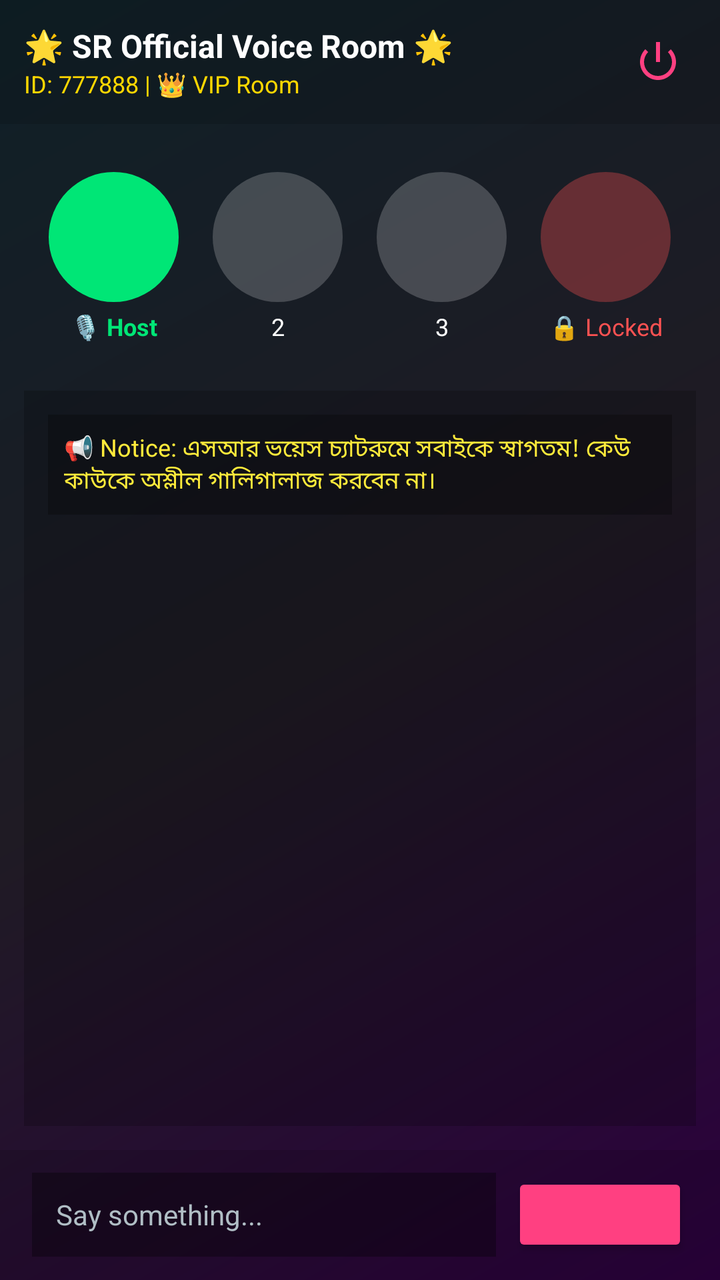
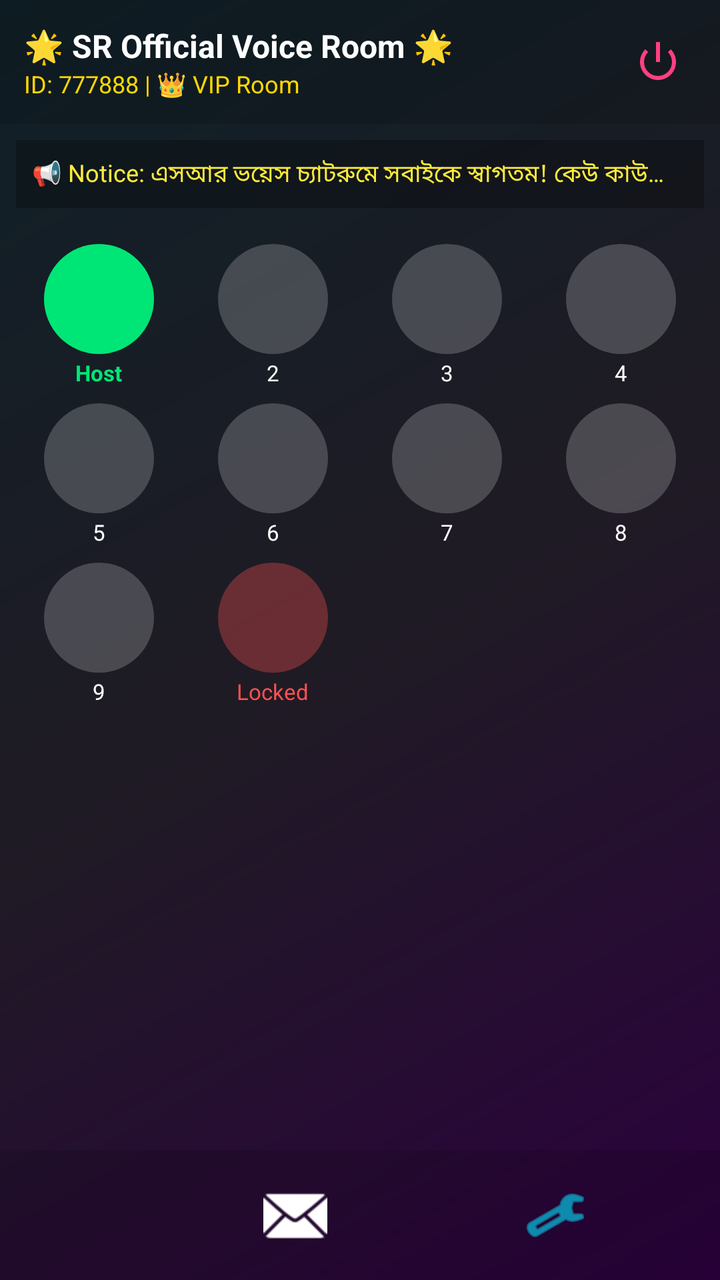

Compare the two renders of this Android layout. The source of the first and the diff that turns it into the second are given below.
<!-- AndroidManifest.xml: application theme Theme.AppCompat.Light.DarkActionBar -->
<!-- res/layout/activity_voice_room.xml -->
<?xml version="1.0" encoding="utf-8"?>
<LinearLayout xmlns:android="http://schemas.android.com/apk/res/android"
    android:layout_width="match_parent"
    android:layout_height="match_parent"
    android:orientation="vertical"
    android:background="@drawable/voice_room_bg">

    
    <LinearLayout
        android:layout_width="match_parent"
        android:layout_height="wrap_content"
        android:orientation="horizontal"
        android:padding="12dp"
        android:gravity="center_vertical"
        android:background="#22000000">

        <LinearLayout
            android:layout_width="0dp"
            android:layout_height="wrap_content"
            android:layout_weight="1"
            android:orientation="vertical">

            <TextView
                android:layout_width="wrap_content"
                android:layout_height="wrap_content"
                android:text="🌟 SR Official Voice Room 🌟"
                android:textColor="#FFFFFF"
                android:textSize="16sp"
                android:textStyle="bold" />

            <TextView
                android:layout_width="wrap_content"
                android:layout_height="wrap_content"
                android:text="ID: 777888 | 👑 VIP Room"
                android:textColor="#FFD700"
                android:textSize="12sp" />
        </LinearLayout>

        
        <ImageButton
            android:id="@+id/btnPower"
            android:layout_width="38dp"
            android:layout_height="38dp"
            android:background="?attr/selectableItemBackgroundBorderless"
            android:src="@android:drawable/ic_lock_power_off"
            android:tint="#FF4081"
            android:contentDescription="Power Button" />
    </LinearLayout>

    
    <GridLayout
        android:layout_width="match_parent"
        android:layout_height="wrap_content"
        android:columnCount="4"
        android:padding="16dp"
        android:gravity="center">

        
        <LinearLayout
            android:layout_width="0dp"
            android:layout_height="wrap_content"
            android:layout_columnWeight="1"
            android:orientation="vertical"
            android:gravity="center"
            android:layout_margin="8dp">
            <View
                android:layout_width="65dp"
                android:layout_height="65dp"
                android:background="@drawable/seat_circle_active"/>
            <TextView
                android:layout_width="wrap_content"
                android:layout_height="wrap_content"
                android:text="🎙️ Host"
                android:textColor="#00E676"
                android:textSize="12sp"
                android:textStyle="bold"
                android:layout_marginTop="4dp"/>
        </LinearLayout>

        
        <LinearLayout
            android:layout_width="0dp"
            android:layout_height="wrap_content"
            android:layout_columnWeight="1"
            android:orientation="vertical"
            android:gravity="center"
            android:layout_margin="8dp">
            <View
                android:layout_width="65dp"
                android:layout_height="65dp"
                android:background="@drawable/seat_circle_normal"/>
            <TextView
                android:layout_width="wrap_content"
                android:layout_height="wrap_content"
                android:text="2"
                android:textColor="#FFFFFF"
                android:textSize="12sp"
                android:layout_marginTop="4dp"/>
        </LinearLayout>

        
        <LinearLayout
            android:layout_width="0dp"
            android:layout_height="wrap_content"
            android:layout_columnWeight="1"
            android:orientation="vertical"
            android:gravity="center"
            android:layout_margin="8dp">
            <View
                android:layout_width="65dp"
                android:layout_height="65dp"
                android:background="@drawable/seat_circle_normal"/>
            <TextView
                android:layout_width="wrap_content"
                android:layout_height="wrap_content"
                android:text="3"
                android:textColor="#FFFFFF"
                android:textSize="12sp"
                android:layout_marginTop="4dp"/>
        </LinearLayout>

        
        <LinearLayout
            android:layout_width="0dp"
            android:layout_height="wrap_content"
            android:layout_columnWeight="1"
            android:orientation="vertical"
            android:gravity="center"
            android:layout_margin="8dp">
            <View
                android:layout_width="65dp"
                android:layout_height="65dp"
                android:background="@drawable/seat_circle_locked"/>
            <TextView
                android:layout_width="wrap_content"
                android:layout_height="wrap_content"
                android:text="🔒 Locked"
                android:textColor="#FF5252"
                android:textSize="12sp"
                android:layout_marginTop="4dp"/>
        </LinearLayout>
    </GridLayout>

    
    <LinearLayout
        android:layout_width="match_parent"
        android:layout_height="0dp"
        android:layout_weight="1"
        android:orientation="vertical"
        android:background="#33000000"
        android:padding="12dp"
        android:layout_marginHorizontal="12dp"
        android:layout_marginBottom="12dp">

        <TextView
            android:layout_width="match_parent"
            android:layout_height="wrap_content"
            android:text="📢 Notice: এসআর ভয়েস চ্যাটরুমে সবাইকে স্বাগতম! কেউ কাউকে অশ্লীল গালিগালাজ করবেন না।"
            android:textColor="#FFEB3B"
            android:textSize="12sp"
            android:padding="8dp"
            android:background="#44000000"/>
    </LinearLayout>

    
    <LinearLayout
        android:layout_width="match_parent"
        android:layout_height="65dp"
        android:orientation="horizontal"
        android:background="#22000000"
        android:gravity="center_vertical"
        android:paddingHorizontal="16dp">

        <EditText
            android:layout_width="0dp"
            android:layout_height="42dp"
            android:layout_weight="1"
            android:hint="Say something..."
            android:textColor="#FFFFFF"
            android:textColorHint="#B0BEC5"
            android:background="#55000000"
            android:paddingHorizontal="12dp"
            android:textSize="14sp"/>

        <Button
            android:layout_width="wrap_content"
            android:layout_height="42dp"
            text="Send"
            android:backgroundTint="#FF4081"
            android:textColor="#FFFFFF"
            android:layout_marginStart="8dp"
            android:textStyle="bold"/>
    </LinearLayout>

</LinearLayout>
<!-- resources referenced by this layout -->
<resources>
  <!-- drawable seat_circle_active (drawable) -->
  <?xml version="1.0" encoding="utf-8"?>
  <shape xmlns:android="http://schemas.android.com/apk/res/android"
      android:shape="oval">
      <solid android:color="#00E676" />
      <size android:width="65dp" android:height="65dp" />
  </shape>
  <!-- drawable seat_circle_locked (drawable) -->
  <?xml version="1.0" encoding="utf-8"?>
  <shape xmlns:android="http://schemas.android.com/apk/res/android"
      android:shape="oval">
      <solid android:color="#55FF5252" />
      <size android:width="65dp" android:height="65dp" />
  </shape>
  <!-- drawable seat_circle_normal (drawable) -->
  <?xml version="1.0" encoding="utf-8"?>
  <shape xmlns:android="http://schemas.android.com/apk/res/android"
      android:shape="oval">
      <solid android:color="#33FFFFFF" />
      <size android:width="65dp" android:height="65dp" />
  </shape>
  <!-- drawable voice_room_bg (drawable) -->
  <?xml version="1.0" encoding="utf-8"?>
  <shape xmlns:android="http://schemas.android.com/apk/res/android">
      <gradient
          android:angle="135"
          android:startColor="#2C003E"
          android:centerColor="#1F1B24"
          android:endColor="#0F2027"
          android:type="linear" />
  </shape>
</resources>

<!-- the commit's change to res/layout/activity_voice_room.xml (unified diff, before → after) -->
@@ -48,119 +48,150 @@
     </LinearLayout>
 
     
+    <TextView
+        android:layout_width="match_parent"
+        android:layout_height="wrap_content"
+        android:text="📢 Notice: এসআর ভয়েস চ্যাটরুমে সবাইকে স্বাগতম! কেউ কাউকে অশ্লীল গালিগালাজ করবেন না।"
+        android:textColor="#FFEB3B"
+        android:textSize="12sp"
+        android:padding="8dp"
+        android:background="#44000000"
+        android:layout_margin="8dp"
+        android:maxLines="1"
+        android:ellipsize="end"/>
+
+    
     <GridLayout
-        android:layout_width="match_parent"
-        android:layout_height="wrap_content"
-        android:columnCount="4"
-        android:padding="16dp"
-        android:gravity="center">
-
-        
-        <LinearLayout
-            android:layout_width="0dp"
-            android:layout_height="wrap_content"
-            android:layout_columnWeight="1"
-            android:orientation="vertical"
-            android:gravity="center"
-            android:layout_margin="8dp">
-            <View
-                android:layout_width="65dp"
-                android:layout_height="65dp"
-                android:background="@drawable/seat_circle_active"/>
-            <TextView
-                android:layout_width="wrap_content"
-                android:layout_height="wrap_content"
-                android:text="🎙️ Host"
-                android:textColor="#00E676"
-                android:textSize="12sp"
-                android:textStyle="bold"
-                android:layout_marginTop="4dp"/>
-        </LinearLayout>
-
-        
-        <LinearLayout
-            android:layout_width="0dp"
-            android:layout_height="wrap_content"
-            android:layout_columnWeight="1"
-            android:orientation="vertical"
-            android:gravity="center"
-            android:layout_margin="8dp">
-            <View
-                android:layout_width="65dp"
-                android:layout_height="65dp"
-                android:background="@drawable/seat_circle_normal"/>
-            <TextView
-                android:layout_width="wrap_content"
-                android:layout_height="wrap_content"
-                android:text="2"
-                android:textColor="#FFFFFF"
-                android:textSize="12sp"
-                android:layout_marginTop="4dp"/>
-        </LinearLayout>
-
-        
-        <LinearLayout
-            android:layout_width="0dp"
-            android:layout_height="wrap_content"
-            android:layout_columnWeight="1"
-            android:orientation="vertical"
-            android:gravity="center"
-            android:layout_margin="8dp">
-            <View
-                android:layout_width="65dp"
-                android:layout_height="65dp"
-                android:background="@drawable/seat_circle_normal"/>
-            <TextView
-                android:layout_width="wrap_content"
-                android:layout_height="wrap_content"
-                android:text="3"
-                android:textColor="#FFFFFF"
-                android:textSize="12sp"
-                android:layout_marginTop="4dp"/>
-        </LinearLayout>
-
-        
-        <LinearLayout
-            android:layout_width="0dp"
-            android:layout_height="wrap_content"
-            android:layout_columnWeight="1"
-            android:orientation="vertical"
-            android:gravity="center"
-            android:layout_margin="8dp">
-            <View
-                android:layout_width="65dp"
-                android:layout_height="65dp"
-                android:background="@drawable/seat_circle_locked"/>
-            <TextView
-                android:layout_width="wrap_content"
-                android:layout_height="wrap_content"
-                android:text="🔒 Locked"
-                android:textColor="#FF5252"
-                android:textSize="12sp"
-                android:layout_marginTop="4dp"/>
-        </LinearLayout>
-    </GridLayout>
-
-    
-    <LinearLayout
         android:layout_width="match_parent"
         android:layout_height="0dp"
         android:layout_weight="1"
-        android:orientation="vertical"
-        android:background="#33000000"
-        android:padding="12dp"
-        android:layout_marginHorizontal="12dp"
-        android:layout_marginBottom="12dp">
-
-        <TextView
-            android:layout_width="match_parent"
-            android:layout_height="wrap_content"
-            android:text="📢 Notice: এসআর ভয়েস চ্যাটরুমে সবাইকে স্বাগতম! কেউ কাউকে অশ্লীল গালিগালাজ করবেন না।"
-            android:textColor="#FFEB3B"
-            android:textSize="12sp"
-            android:padding="8dp"
-            android:background="#44000000"/>
-    </LinearLayout>
+        android:columnCount="4"
+        android:padding="6dp"
+        android:alignmentMode="alignMargins"
+        android:columnOrderPreserved="false"
+        android:gravity="center">
+
+        
+        <LinearLayout
+            android:layout_width="0dp"
+            android:layout_height="wrap_content"
+            android:layout_columnWeight="1"
+            android:orientation="vertical"
+            android:gravity="center"
+            android:layout_margin="4dp">
+            <View android:id="@+id/seat1" android:layout_width="55dp" android:layout_height="55dp" android:background="@drawable/seat_circle_active"/>
+            <TextView android:layout_width="wrap_content" android:layout_height="wrap_content" android:text="Host" android:textColor="#00E676" android:textSize="11sp" android:textStyle="bold" android:layout_marginTop="2dp"/>
+        </LinearLayout>
+
+        
+        <LinearLayout
+            android:layout_width="0dp"
+            android:layout_height="wrap_content"
+            android:layout_columnWeight="1"
+            android:orientation="vertical"
+            android:gravity="center"
+            android:layout_margin="4dp">
+            <View android:id="@+id/seat2" android:layout_width="55dp" android:layout_height="55dp" android:background="@drawable/seat_circle_normal"/>
+            <TextView android:layout_width="wrap_content" android:layout_height="wrap_content" android:text="2" android:textColor="#FFFFFF" android:textSize="11sp" android:layout_marginTop="2dp"/>
+        </LinearLayout>
+
+        
+        <LinearLayout
+            android:layout_width="0dp"
+            android:layout_height="wrap_content"
+            android:layout_columnWeight="1"
+            android:orientation="vertical"
+            android:gravity="center"
+            android:layout_margin="4dp">
+            <View android:id="@+id/seat3" android:layout_width="55dp" android:layout_height="55dp" android:background="@drawable/seat_circle_normal"/>
+            <TextView android:layout_width="wrap_content" android:layout_height="wrap_content" android:text="3" android:textColor="#FFFFFF" android:textSize="11sp" android:layout_marginTop="2dp"/>
+        </LinearLayout>
+
+        
+        <LinearLayout
+            android:layout_width="0dp"
+            android:layout_height="wrap_content"
+            android:layout_columnWeight="1"
+            android:orientation="vertical"
+            android:gravity="center"
+            android:layout_margin="4dp">
+            <View android:id="@+id/seat4" android:layout_width="55dp" android:layout_height="55dp" android:background="@drawable/seat_circle_normal"/>
+            <TextView android:layout_width="wrap_content" android:layout_height="wrap_content" android:text="4" android:textColor="#FFFFFF" android:textSize="11sp" android:layout_marginTop="2dp"/>
+        </LinearLayout>
+
+        
+        <LinearLayout
+            android:layout_width="0dp"
+            android:layout_height="wrap_content"
+            android:layout_columnWeight="1"
+            android:orientation="vertical"
+            android:gravity="center"
+            android:layout_margin="4dp">
+            <View android:id="@+id/seat5" android:layout_width="55dp" android:layout_height="55dp" android:background="@drawable/seat_circle_normal"/>
+            <TextView android:layout_width="wrap_content" android:layout_height="wrap_content" android:text="5" android:textColor="#FFFFFF" android:textSize="11sp" android:layout_marginTop="2dp"/>
+        </LinearLayout>
+
+        
+        <LinearLayout
+            android:layout_width="0dp"
+            android:layout_height="wrap_content"
+            android:layout_columnWeight="1"
+            android:orientation="vertical"
+            android:gravity="center"
+            android:layout_margin="4dp">
+            <View android:id="@+id/seat6" android:layout_width="55dp" android:layout_height="55dp" android:background="@drawable/seat_circle_normal"/>
+            <TextView android:layout_width="wrap_content" android:layout_height="wrap_content" android:text="6" android:textColor="#FFFFFF" android:textSize="11sp" android:layout_marginTop="2dp"/>
+        </LinearLayout>
+
+        
+        <LinearLayout
+            android:layout_width="0dp"
+            android:layout_height="wrap_content"
+            android:layout_columnWeight="1"
+            android:orientation="vertical"
+            android:gravity="center"
+            android:layout_margin="4dp">
+            <View android:id="@+id/seat7" android:layout_width="55dp" android:layout_height="55dp" android:background="@drawable/seat_circle_normal"/>
+            <TextView android:layout_width="wrap_content" android:layout_height="wrap_content" android:text="7" android:textColor="#FFFFFF" android:textSize="11sp" android:layout_marginTop="2dp"/>
+        </LinearLayout>
+
+        
+        <LinearLayout
+            android:layout_width="0dp"
+            android:layout_height="wrap_content"
+            android:layout_columnWeight="1"
+            android:orientation="vertical"
+            android:gravity="center"
+            android:layout_margin="4dp">
+            <View android:id="@+id/seat8" android:layout_width="55dp" android:layout_height="55dp" android:background="@drawable/seat_circle_normal"/>
+            <TextView android:layout_width="wrap_content" android:layout_height="wrap_content" android:text="8" android:textColor="#FFFFFF" android:textSize="11sp" android:layout_marginTop="2dp"/>
+        </LinearLayout>
+
+        
+        <LinearLayout
+            android:layout_width="0dp"
+            android:layout_height="wrap_content"
+            android:layout_columnWeight="1"
+            android:orientation="vertical"
+            android:gravity="center"
+            android:layout_margin="4dp">
+            <View android:id="@+id/seat9" android:layout_width="55dp" android:layout_height="55dp" android:background="@drawable/seat_circle_normal"/>
+            <TextView android:layout_width="wrap_content" android:layout_height="wrap_content" android:text="9" android:textColor="#FFFFFF" android:textSize="11sp" android:layout_marginTop="2dp"/>
+        </LinearLayout>
+
+        
+        <LinearLayout
+            android:layout_width="0dp"
+            android:layout_height="wrap_content"
+            android:layout_columnWeight="1"
+            android:orientation="vertical"
+            android:gravity="center"
+            android:layout_margin="4dp">
+            <View android:id="@+id/seat10" android:layout_width="55dp" android:layout_height="55dp" android:background="@drawable/seat_circle_locked"/>
+            <TextView android:layout_width="wrap_content" android:layout_height="wrap_content" android:text="Locked" android:textColor="#FF5252" android:textSize="11sp" android:layout_marginTop="2dp"/>
+        </LinearLayout>
+
+    </GridLayout>
 
     
     <LinearLayout
@@ -168,28 +199,53 @@
         android:layout_height="65dp"
         android:orientation="horizontal"
         android:background="#22000000"
-        android:gravity="center_vertical"
-        android:paddingHorizontal="16dp">
-
-        <EditText
-            android:layout_width="0dp"
-            android:layout_height="42dp"
-            android:layout_weight="1"
-            android:hint="Say something..."
-            android:textColor="#FFFFFF"
-            android:textColorHint="#B0BEC5"
-            android:background="#55000000"
-            android:paddingHorizontal="12dp"
-            android:textSize="14sp"/>
-
-        <Button
-            android:layout_width="wrap_content"
-            android:layout_height="42dp"
-            text="Send"
-            android:backgroundTint="#FF4081"
-            android:textColor="#FFFFFF"
-            android:layout_marginStart="8dp"
-            android:textStyle="bold"/>
+        android:gravity="center"
+        android:paddingHorizontal="12dp">
+
+        
+        <ImageButton
+            android:id="@+id/btnMicToggle"
+            android:layout_width="45dp"
+            android:layout_height="45dp"
+            android:background="?attr/selectableItemBackgroundBorderless"
+            android:src="@android:drawable/ic_menu_mic"
+            android:tint="#00E676"
+            android:layout_marginHorizontal="10dp"
+            android:contentDescription="Mic Mute Toggle" />
+
+        
+        <ImageButton
+            android:id="@+id/btnChatOption"
+            android:layout_width="45dp"
+            android:layout_height="45dp"
+            android:background="?attr/selectableItemBackgroundBorderless"
+            android:src="@android:drawable/ic_dialog_email"
+            android:tint="#FFFFFF"
+            android:layout_marginHorizontal="10dp"
+            android:contentDescription="SMS Chat Option" />
+
+        
+        <ImageButton
+            android:id="@+id/btnGiftBox"
+            android:layout_width="45dp"
+            android:layout_height="45dp"
+            android:background="?attr/selectableItemBackgroundBorderless"
+            android:src="@android:drawable/ic_menu_award"
+            android:tint="#FFD700"
+            android:layout_marginHorizontal="10dp"
+            android:contentDescription="Gift Box Icon" />
+
+        
+        <ImageButton
+            android:id="@+id/btnGameBox"
+            android:layout_width="45dp"
+            android:layout_height="45dp"
+            android:background="?attr/selectableItemBackgroundBorderless"
+            android:src="@android:drawable/ic_menu_manage"
+            android:tint="#00E5FF"
+            android:layout_marginHorizontal="10dp"
+            android:contentDescription="Game Box Icon" />
+
     </LinearLayout>
 
 </LinearLayout>
